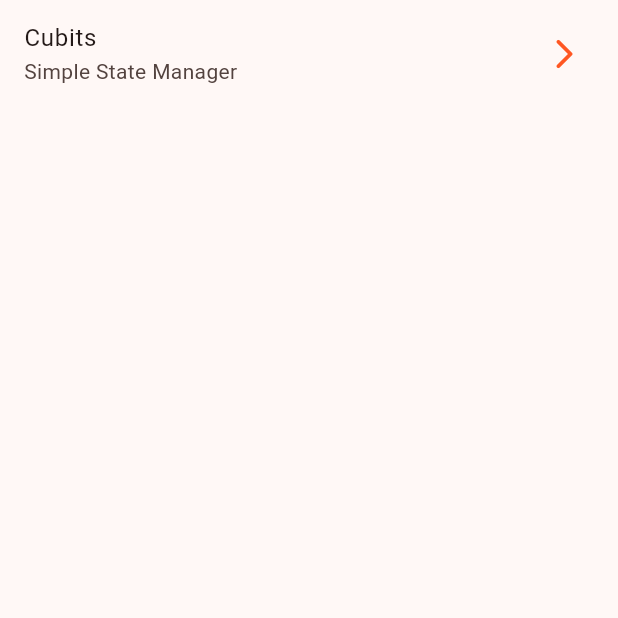
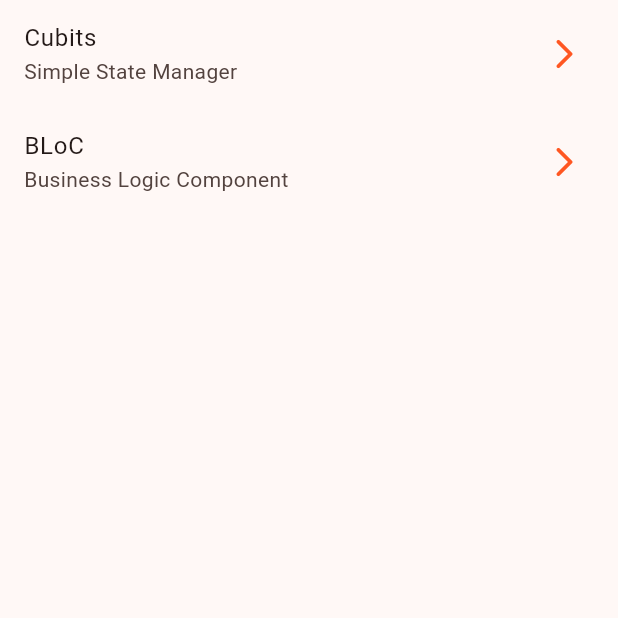
Before and after one commit to xiillii/FlutterMobileUdemy, a Flutter app: the screen it shows after launch, on a phone screen of 412 x 824 dp, the top half of it. Run offline on Flutter 3.47's test engine with Material 2 defaults, Android fonts, the phone set to English and light mode, and no system bars; our stand-ins replace animate_do, card_swiper, dio, flutter_dotenv, flutter_riverpod, go_router and 2 more; accounts and stored records are empty; generated files the repository leaves out were written again.

Commit message:
FormsApp: BLoC screens

```diff
--- a/Sec019/forms_app/lib/config/router/app_router.dart
+++ b/Sec019/forms_app/lib/config/router/app_router.dart
@@ -3,5 +3,6 @@ import 'package:go_router/go_router.dart';
 
 final appRouter = GoRouter(routes: [
   GoRoute(path: '/', builder: (_, __) => const HomeScreen()),
-  GoRoute(path: '/cubits', builder: (_, __) => const CubitCounterScreen())
+  GoRoute(path: '/cubits', builder: (_, __) => const CubitCounterScreen()),
+  GoRoute(path: '/bloc', builder: (_, __) => const BlocCounterScreen()),
 ]);
--- a/Sec019/forms_app/lib/presentation/screens.dart
+++ b/Sec019/forms_app/lib/presentation/screens.dart
@@ -1,2 +1,3 @@
 export 'package:forms_app/presentation/screens/cubit_counter_screen.dart';
+export 'package:forms_app/presentation/screens/bloc_counter_screen.dart';
 export 'package:forms_app/presentation/screens/home_screen.dart';
--- a/Sec019/forms_app/lib/presentation/screens/home_screen.dart
+++ b/Sec019/forms_app/lib/presentation/screens/home_screen.dart
@@ -14,7 +14,13 @@ class HomeScreen extends StatelessWidget {
             subtitle: const Text('Simple State Manager'),
             trailing: const Icon(Icons.arrow_forward_ios_rounded),
             onTap: () => {context.push('/cubits')},
-          )
+          ),
+          ListTile(
+            title: const Text('BLoC'),
+            subtitle: const Text('Business Logic Component'),
+            trailing: const Icon(Icons.arrow_forward_ios_rounded),
+            onTap: () => {context.push('/bloc')},
+          ),
         ],
       ),
     );
```
Also changed, not shown: Sec019/forms_app/lib/presentation/screens/bloc_counter_screen.dart (added, +40 -0 lines).
